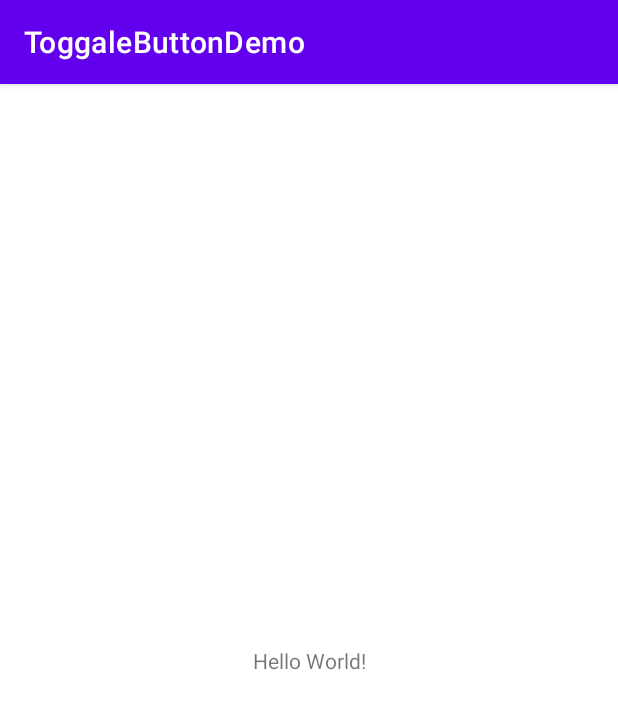
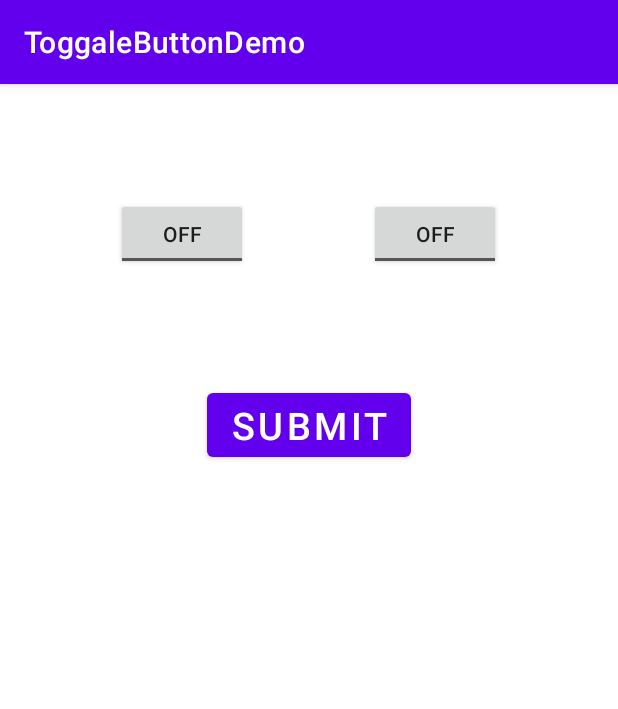
Before and after one commit to sunil22215/ToggaleButtonDemo, an Android app: the screen it shows after launch (MainActivity), on a phone screen of 412 x 824 dp. Shown: the top 709 px of the screen. Run offline under Robolectric (Android 15) with nearby library versions, the phone set to English and light mode, and no system bars.

Commit message:
xml coding

```diff
--- a/app/src/main/res/layout/activity_main.xml
+++ b/app/src/main/res/layout/activity_main.xml
@@ -1,18 +1,48 @@
 <?xml version="1.0" encoding="utf-8"?>
-<androidx.constraintlayout.widget.ConstraintLayout xmlns:android="http://schemas.android.com/apk/res/android"
+<LinearLayout xmlns:android="http://schemas.android.com/apk/res/android"
     xmlns:app="http://schemas.android.com/apk/res-auto"
     xmlns:tools="http://schemas.android.com/tools"
     android:layout_width="match_parent"
     android:layout_height="match_parent"
+    android:orientation="vertical"
     tools:context=".MainActivity">
 
-    <TextView
+    <LinearLayout
+        android:layout_width="match_parent"
+        android:layout_height="200dp"
+        android:orientation="horizontal"
+        android:gravity="center">
+
+        <ToggleButton
+            android:id="@+id/toggalebtn1"
+            android:layout_width="wrap_content"
+            android:layout_height="wrap_content"
+            android:layout_marginRight="25dp"
+            android:text="@string/toggalebutton"
+            android:textOn="ON"
+            android:textOff="OFF"
+            />
+
+        <ToggleButton
+            android:id="@+id/toggalebtn2"
+            android:layout_width="wrap_content"
+            android:layout_height="wrap_content"
+            android:layout_marginLeft="55dp"
+            android:text="@string/toggalebutton"
+            android:textOn="ON"
+            android:textOff="OFF"
+            />
+
+
+    </LinearLayout>
+
+
+    <Button
+        android:id="@+id/btn1"
         android:layout_width="wrap_content"
         android:layout_height="wrap_content"
-        android:text="Hello World!"
-        app:layout_constraintBottom_toBottomOf="parent"
-        app:layout_constraintLeft_toLeftOf="parent"
-        app:layout_constraintRight_toRightOf="parent"
-        app:layout_constraintTop_toTopOf="parent" />
-
-</androidx.constraintlayout.widget.ConstraintLayout>
+        android:layout_gravity="center"
+        android:text="@string/submit"
+        android:textSize="25sp"
+        />
+</LinearLayout>
--- a/app/src/main/res/values/strings.xml
+++ b/app/src/main/res/values/strings.xml
@@ -1,3 +1,6 @@
 <resources>
     <string name="app_name">ToggaleButtonDemo</string>
+    <string name="submit">Submit</string>
+    <string name="toggalebutton">ToggaleButton</string>
+    <string name="toggalebutton">ToggaleButton</string>
 </resources>
```
